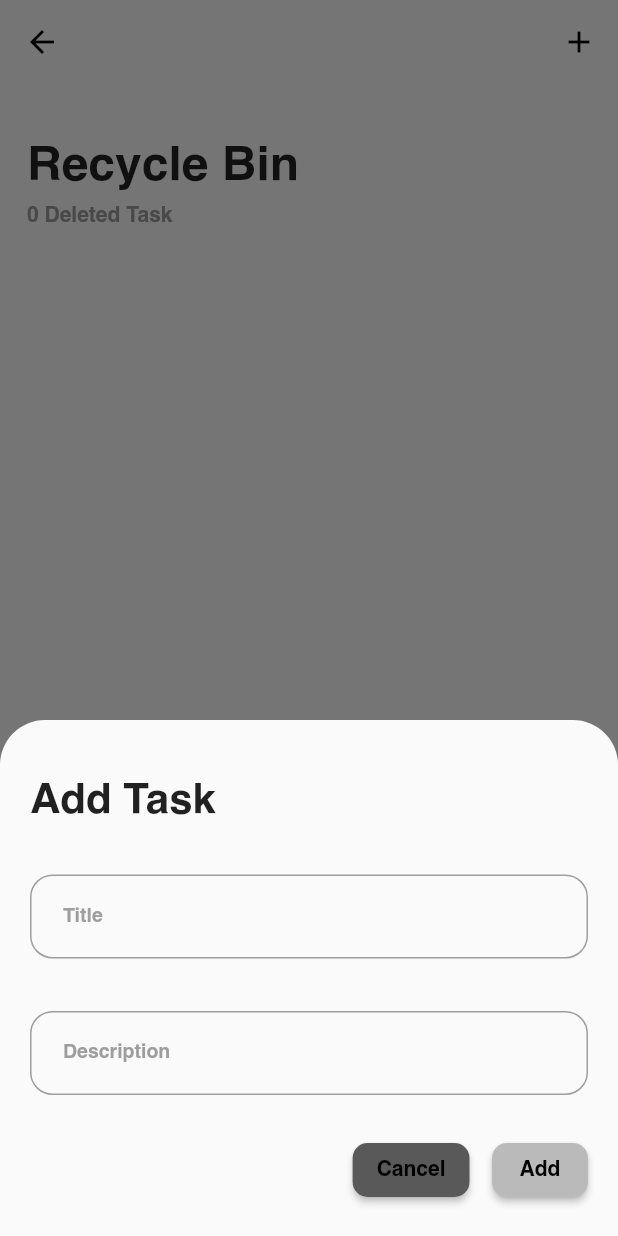
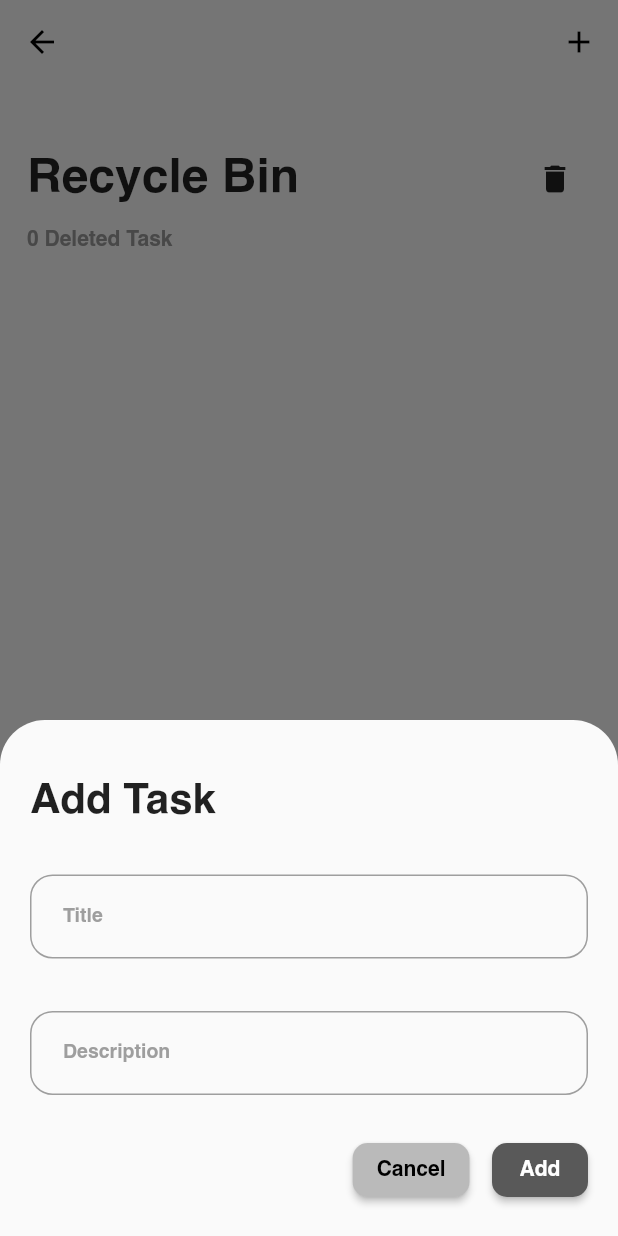
Before and after one commit to mishalhaneef/Flutter-Todo-App, a Flutter app: the Bin screen opened directly, after a tap on the "add" icon, on a phone screen of 412 x 824 dp. Run offline on Flutter 3.47's test engine with Material 2 defaults, Android fonts, the phone set to English and light mode, and no system bars; our stand-ins replace bloc, equatable, flutter_bloc, hydrated_bloc, lottie.

Commit message:
todo app first release

```diff
--- a/lib/application/task/task_event.dart
+++ b/lib/application/task/task_event.dart
@@ -27,6 +27,28 @@ class UpdateTask extends TaskEvent {
   List<Object> get props => [];
 }
 
+class MarkFavOrUnFavTask extends TaskEvent {
+  final Task task;
+  const MarkFavOrUnFavTask({
+    required this.task,
+  });
+
+  @override
+  List<Object> get props => [];
+}
+
+class EditTask extends TaskEvent {
+  final Task oldTask;
+  final Task newTask;
+  const EditTask({
+    required this.oldTask,
+    required this.newTask,
+  });
+
+  @override
+  List<Object> get props => [];
+}
+
 class DeleteTask extends TaskEvent {
   final Task task;
   const DeleteTask({
@@ -46,3 +68,15 @@ class RemoveTask extends TaskEvent {
   @override
   List<Object> get props => [];
 }
+
+class RestoreTask extends TaskEvent {
+  final Task task;
+  const RestoreTask({
+    required this.task,
+  });
+
+  @override
+  List<Object> get props => [];
+}
+
+class ClearBin extends TaskEvent {}
--- a/lib/core/constants.dart
+++ b/lib/core/constants.dart
@@ -3,8 +3,8 @@ import 'package:flutter/material.dart';
 class Constants {
   static const addButtonColor = Color(0xFF595959);
   static const cancelButtonColor = Color(0xFFBABABA);
-  static const cancelButtonColorDark = Color(0xF64483FF);
-  static const addButtonColorDark = Color(0xFF4C5483);
+  static const addButtonColorDark = Color(0xF64483FF);
+  static const cancelButtonColorDark = Color(0xFF4C5483);
 
   // Bottom nav
   /// light theme
--- a/lib/core/enums.dart
+++ b/lib/core/enums.dart
@@ -1,3 +1,5 @@
 enum ActionButtonType { add, cancel }
 
 enum AppTheme { lightTheme, darkTheme }
+
+enum PopupType { add, edit }
--- a/lib/domain/models/tasks.dart
+++ b/lib/domain/models/tasks.dart
@@ -6,6 +6,7 @@ class Task extends Equatable {
   final String description;
   final String day;
   final String time;
+  bool? isFavourite;
   bool? isDone;
   bool? isDeleted;
 
@@ -15,11 +16,13 @@ class Task extends Equatable {
     required this.description,
     required this.day,
     required this.time,
+    this.isFavourite,
     this.isDone,
     this.isDeleted,
   }) {
     isDone = isDone ?? false;
     isDeleted = isDeleted ?? false;
+    isFavourite = isFavourite ?? false;
   }
 
   Task copyWith({
@@ -30,6 +33,7 @@ class Task extends Equatable {
     String? day,
     bool? isDone,
     bool? isDeleted,
+    bool? isFavourite,
   }) {
     return Task(
       id: id ?? this.id,
@@ -37,6 +41,7 @@ class Task extends Equatable {
       description: description ?? this.description,
       day: day ?? this.day,
       time: time ?? this.time,
+      isFavourite: isFavourite ?? this.isFavourite,
       isDone: isDone ?? this.isDone,
       isDeleted: isDeleted ?? this.isDeleted,
     );
@@ -50,6 +55,9 @@ class Task extends Equatable {
     result.addAll({'description': description});
     result.addAll({'time': time});
     result.addAll({'day': day});
+    if (isFavourite != null) {
+      result.addAll({'isFavourite': isFavourite});
+    }
     if (isDone != null) {
       result.addAll({'isDone': isDone});
     }
@@ -67,6 +75,7 @@ class Task extends Equatable {
       description: map['description'],
       day: map['day'],
       time: map['time'],
+      isFavourite: map['isFavourite'],
       isDone: map['isDone'],
       isDeleted: map['isDeleted'],
     );
@@ -79,11 +88,11 @@ class Task extends Equatable {
         description,
         time,
         day,
+        isFavourite,
         isDeleted,
         isDone,
       ];
 
   // String toJson() => json.encode(toMap());
-
   // factory Task.fromJson(String source) => Task.fromMap(json.decode(source));
 }
--- a/lib/presentation/bin.dart
+++ b/lib/presentation/bin.dart
@@ -26,7 +26,20 @@ class Bin extends StatelessWidget {
             child: Column(
               crossAxisAlignment: CrossAxisAlignment.start,
               children: [
-                const Text('Recycle Bin', style: Constants.headingTextStyle),
+                Row(
+                  children: [
+                    const Text('Recycle Bin',
+                        style: Constants.headingTextStyle),
+                    Spacer(),
+                    IconButton(
+                      onPressed: () {
+                        context.read<TaskBloc>().add(ClearBin());
+                      },
+                      tooltip: 'Clear Bin',
+                      icon: Icon(Icons.delete),
+                    )
+                  ],
+                ),
                 const SizedBox(height: 10),
                 BlocBuilder<TaskBloc, TaskState>(
                   builder: (context, state) {
--- a/lib/presentation/home/add_todo_screen.dart
+++ b/lib/presentation/home/add_todo_screen.dart
@@ -1,13 +1,20 @@
 import 'package:bloc_change_text/core/constants.dart';
 import 'package:bloc_change_text/core/enums.dart';
 import 'package:bloc_change_text/core/global.dart';
+import 'package:bloc_change_text/domain/models/tasks.dart';
+import 'package:bloc_change_text/infrastructure/guid_gen.dart';
 import 'package:bloc_change_text/presentation/home/widgets/todo_textfield.dart';
 import 'package:flutter/material.dart';
 
 import '../../application/bloc_exports.dart';
+import '../../infrastructure/day_fetch.dart';
 import 'widgets/actionbutton.dart';
 
-Future<void> showAddTodoPopup(BuildContext context) async {
+Future<void> showAddTodoPopup(
+  BuildContext context, {
+  PopupType type = PopupType.add,
+  Task? oldTask,
+}) async {
   showModalBottomSheet(
     shape: const RoundedRectangleBorder(
       borderRadius: BorderRadius.only(
@@ -30,8 +37,8 @@ Future<void> showAddTodoPopup(BuildContext context) async {
                   crossAxisAlignment: CrossAxisAlignment.start,
                   children: [
                     const SizedBox(height: 20),
-                    const Text('Add Task',
-                        style: TextStyle(
+                    Text(type == PopupType.add ? 'Add Task' : 'Edit Task',
+                        style: const TextStyle(
                           fontSize: 28,
                           fontWeight: FontWeight.bold,
                         )),
@@ -55,17 +62,31 @@ Future<void> showAddTodoPopup(BuildContext context) async {
                       mainAxisAlignment: MainAxisAlignment.end,
                       children: [
                         ActionButton(
+                          button: 'Cancel',
                           type: ActionButtonType.cancel,
                           color: state.switchValue
-                              ? Constants.addButtonColorDark
-                              : Constants.addButtonColor
+                              ? Constants.cancelButtonColorDark
+                              : Constants.cancelButtonColor,
+                          textColor: state.switchValue
+                              ? const Color.fromARGB(255, 212, 212, 212)
+                              : Colors.black,
+                          onPressed: () => Navigator.pop(context),
                         ),
                         const SizedBox(width: 15),
                         ActionButton(
+                          button: type == PopupType.add ? 'Add' : 'Update',
                           type: ActionButtonType.add,
                           color: state.switchValue
-                              ? Constants.cancelButtonColorDark
-                              : Constants.cancelButtonColor
+                              ? Constants.addButtonColorDark
+                              : Constants.addButtonColor,
+                          textColor: Colors.white,
+                          onPressed: () {
+                            if (type == PopupType.add) {
+                              addTask(context);
+                            } else {
+                              updateTask(context, oldTask!);
+                            }
+                          },
                         )
                       ],
                     )
@@ -79,3 +100,46 @@ Future<void> showAddTodoPopup(BuildContext context) async {
     },
   );
 }
+
+addTask(BuildContext context) {
+  final day = fetchToday();
+  final time = fetchTime();
+  Task task = Task(
+    title: titleController.text,
+    description: descriptionController.text,
+    day: day,
+    time: time,
+    id: GUIDGen.generate(),
+  );
+  // the event class wiill trigger when this code run. and this code
+  // will run when the add button pressed with the required contents
+  // and it will send a task object to the event
+  context.read<TaskBloc>().add(AddTask(task: task));
+  clearControllers();
+  Navigator.pop(context);
+}
+
+updateTask(BuildContext context, Task oldTask) {
+  final day = fetchToday();
+  final time = fetchTime();
+  Task editedTask = Task(
+    title: titleController.text,
+    description: descriptionController.text,
+    day: day,
+    time: time,
+    id: oldTask.id,
+    isFavourite: oldTask.isFavourite,
+    isDone: false,
+  );
+  // the event class wiill trigger when this code run. and this code
+  // will run when the add button pressed with the required contents
+  // and it will send a task object to the event
+  context.read<TaskBloc>().add(
+        EditTask(
+          oldTask: oldTask,
+          newTask: editedTask,
+        ),
+      );
+  clearControllers();
+  Navigator.pop(context);
+}
--- a/lib/presentation/home/widgets/actionbutton.dart
+++ b/lib/presentation/home/widgets/actionbutton.dart
@@ -13,47 +13,30 @@ class ActionButton extends StatelessWidget {
     Key? key,
     required this.type,
     required this.color,
+    required this.textColor,
+    required this.button,
+    this.onPressed,
   }) : super(key: key);
 
   final ActionButtonType type;
+  final Color textColor;
   final Color color;
+  final String button;
+  final VoidCallback? onPressed;
   @override
   Widget build(BuildContext context) {
     return ElevatedButton(
-      onPressed: () {
-        if (type == ActionButtonType.cancel) {
-          Navigator.pop(context);
-        } else {
-          addTask(context);
-        }
-      },
+      onPressed: onPressed,
       style: ButtonStyle(
-        shape: MaterialStateProperty.all<OutlinedBorder>(RoundedRectangleBorder(
-          borderRadius: BorderRadius.circular(10),
-        )),
-        backgroundColor: type == ActionButtonType.cancel
-            ? MaterialStateProperty.all<Color>(color)
-            : MaterialStateProperty.all<Color>(color),
+          shape:
+              MaterialStateProperty.all<OutlinedBorder>(RoundedRectangleBorder(
+            borderRadius: BorderRadius.circular(10),
+          )),
+          backgroundColor: MaterialStateProperty.all<Color>(color)),
+      child: Text(
+        button,
+        style: TextStyle(color: textColor),
       ),
-      child: Text(type == ActionButtonType.add ? 'Add' : 'Cancel'),
     );
   }
 }
-
-addTask(BuildContext context) {
-  final day = fetchToday();
-  final time = fetchTime();
-  Task task = Task(
-    title: titleController.text,
-    description: descriptionController.text,
-    day: day ,
-    time: time,
-    id: GUIDGen.generate(),
-  );
-  // the event class wiill trigger when this code run. and this code
-  // will run when the add button pressed with the required contents
-  // and it will send a task object to the event
-  context.read<TaskBloc>().add(AddTask(task: task));
-  clearControllers();
-  Navigator.pop(context);
-}
--- a/lib/presentation/home/widgets/task_list.dart
+++ b/lib/presentation/home/widgets/task_list.dart
@@ -20,11 +20,7 @@ class TaskList extends StatelessWidget {
         shrinkWrap: true,
         itemCount: taskList.length,
         itemBuilder: (context, index) {
-          return TaskTile(
-            task: taskList[index],
-            isChecked: taskList[index].isDone,
-            taskList: taskList,
-          );
+          return TaskTile(task: taskList[index]);
         },
       ),
     );
```
Also changed, not shown: lib/application/task/task_bloc.dart (+157 -22 lines), lib/presentation/home/widgets/task_tile.dart (+100 -63 lines).
